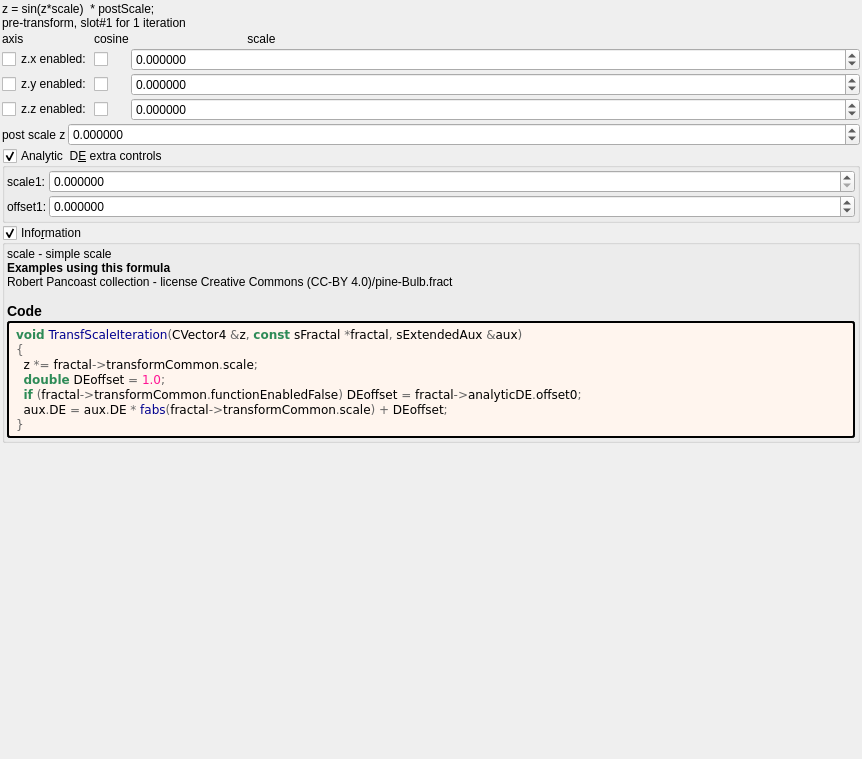
Above: mandelbulber2/formula/ui/transf_sin_or_cos.ui from buddhi1980/mandelbulber2 before the change. Below: the same form after it.
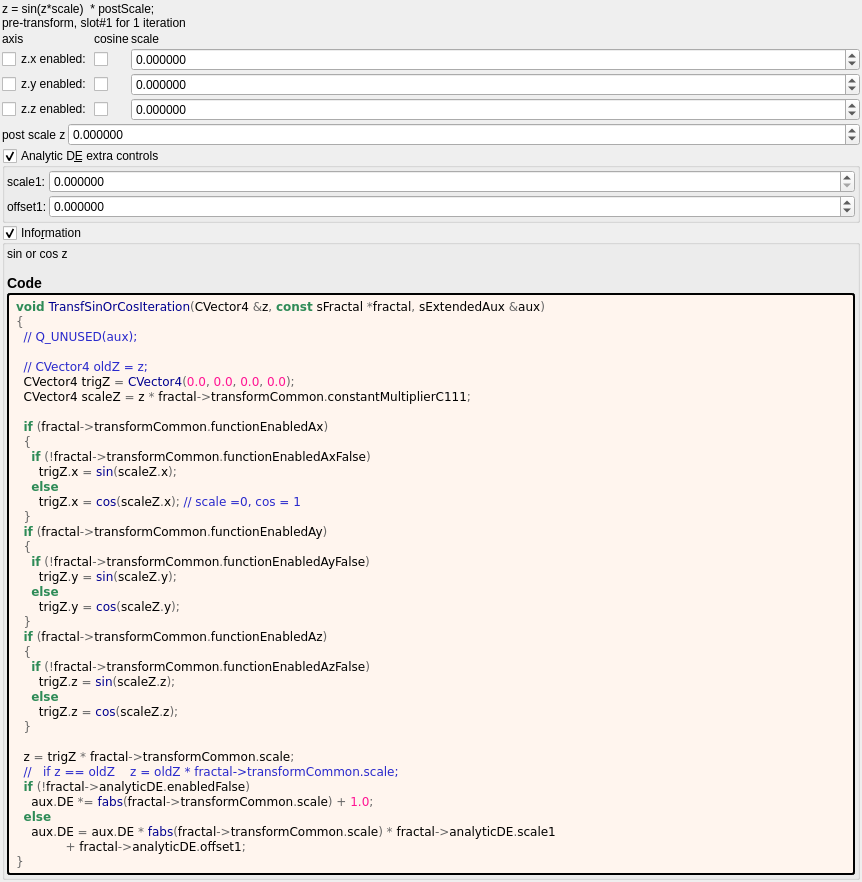
That is the form after the change. Custom widgets are drawn as their Qt base class.

Commit message: Corrected calculation of r in OpenCL ComputeFractal for scator formulas Applied PopulateUI populateUiInformation.php script to update .cl files

Patch:
```diff
--- a/mandelbulber2/formula/ui/transf_sin_or_cos.ui
+++ b/mandelbulber2/formula/ui/transf_sin_or_cos.ui
@@ -185,7 +185,7 @@
      <item row="0" column="2">
       <widget class="QLabel" name="label_124">
        <property name="text">
-        <string>                                   scale</string>
+        <string>scale</string>
        </property>
       </widget>
      </item>
@@ -239,7 +239,7 @@
       <string>&lt;html&gt;&lt;head/&gt;&lt;body&gt;&lt;p&gt;Adjusts the DE every time this slot is iterated.&lt;/p&gt;&lt;p&gt;The aim is to keep these parameters as low as possible.&lt;/p&gt;&lt;p&gt;High values improve the DE, but detail is lost.&lt;/p&gt;&lt;p&gt;Occasionally a negative Offset value is used. &lt;/p&gt;&lt;/body&gt;&lt;/html&gt;</string>
      </property>
      <property name="title">
-      <string>Analytic  D&amp;E extra controls</string>
+      <string>Analytic D&amp;E extra controls</string>
      </property>
      <property name="checkable">
       <bool>true</bool>
@@ -370,9 +370,9 @@
       <item>
        <widget class="QLabel" name="label_information_general">
         <property name="text">
-         <string notr="true">&lt;p&gt;scale - simple scale&lt;/p&gt;&lt;table&gt;
+         <string notr="true">&lt;p&gt;sin or cos z&lt;/p&gt;&lt;table&gt;
 &lt;/table&gt;
-&lt;br&gt;&lt;b&gt;Examples using this formula&lt;/b&gt;&lt;br&gt;Robert Pancoast collection - license Creative Commons (CC-BY 4.0)/pine-Bulb.fract&lt;h3&gt;Code&lt;/h3&gt;</string>
+&lt;h3&gt;Code&lt;/h3&gt;</string>
         </property>
         <property name="wordWrap">
          <bool>true</bool>
@@ -392,12 +392,43 @@
         </property>
         <property name="text">
          <string notr="true">&lt;body style=&quot;background-color:#fff5ee&quot;&gt;
-&lt;pre style=&quot;color:#000000; background-color:#fff5ee;  font-family:'Courier New',monospace;&quot;&gt;&lt;span style=&quot;color:#2e8b57; font-weight:bold&quot;&gt;void&lt;/span&gt; &lt;span style=&quot;color:#00008f&quot;&gt;TransfScaleIteration&lt;/span&gt;&lt;span style=&quot;color:#676767&quot;&gt;(&lt;/span&gt;CVector4 &lt;span style=&quot;color:#676767&quot;&gt;&amp;amp;&lt;/span&gt;z&lt;span style=&quot;color:#676767&quot;&gt;,&lt;/span&gt; &lt;span style=&quot;color:#2e8b57; font-weight:bold&quot;&gt;const&lt;/span&gt; sFractal &lt;span style=&quot;color:#676767&quot;&gt;*&lt;/span&gt;fractal&lt;span style=&quot;color:#676767&quot;&gt;,&lt;/span&gt; sExtendedAux &lt;span style=&quot;color:#676767&quot;&gt;&amp;amp;&lt;/span&gt;aux&lt;span style=&quot;color:#676767&quot;&gt;)&lt;/span&gt;
+&lt;pre style=&quot;color:#000000; background-color:#fff5ee;  font-family:'Courier New',monospace;&quot;&gt;&lt;span style=&quot;color:#2e8b57; font-weight:bold&quot;&gt;void&lt;/span&gt; &lt;span style=&quot;color:#00008f&quot;&gt;TransfSinOrCosIteration&lt;/span&gt;&lt;span style=&quot;color:#676767&quot;&gt;(&lt;/span&gt;CVector4 &lt;span style=&quot;color:#676767&quot;&gt;&amp;amp;&lt;/span&gt;z&lt;span style=&quot;color:#676767&quot;&gt;,&lt;/span&gt; &lt;span style=&quot;color:#2e8b57; font-weight:bold&quot;&gt;const&lt;/span&gt; sFractal &lt;span style=&quot;color:#676767&quot;&gt;*&lt;/span&gt;fractal&lt;span style=&quot;color:#676767&quot;&gt;,&lt;/span&gt; sExtendedAux &lt;span style=&quot;color:#676767&quot;&gt;&amp;amp;&lt;/span&gt;aux&lt;span style=&quot;color:#676767&quot;&gt;)&lt;/span&gt;
 &lt;span style=&quot;color:#676767&quot;&gt;{&lt;/span&gt;
-  z &lt;span style=&quot;color:#676767&quot;&gt;*=&lt;/span&gt; fractal&lt;span style=&quot;color:#676767&quot;&gt;-&amp;gt;&lt;/span&gt;transformCommon&lt;span style=&quot;color:#676767&quot;&gt;.&lt;/span&gt;scale&lt;span style=&quot;color:#676767&quot;&gt;;&lt;/span&gt;
-  &lt;span style=&quot;color:#2e8b57; font-weight:bold&quot;&gt;double&lt;/span&gt; DEoffset &lt;span style=&quot;color:#676767&quot;&gt;=&lt;/span&gt; &lt;span style=&quot;color:#ff1493&quot;&gt;1.0&lt;/span&gt;&lt;span style=&quot;color:#676767&quot;&gt;;&lt;/span&gt;
-  &lt;span style=&quot;color:#2e8b57; font-weight:bold&quot;&gt;if&lt;/span&gt; &lt;span style=&quot;color:#676767&quot;&gt;(&lt;/span&gt;fractal&lt;span style=&quot;color:#676767&quot;&gt;-&amp;gt;&lt;/span&gt;transformCommon&lt;span style=&quot;color:#676767&quot;&gt;.&lt;/span&gt;functionEnabledFalse&lt;span style=&quot;color:#676767&quot;&gt;)&lt;/span&gt; DEoffset &lt;span style=&quot;color:#676767&quot;&gt;=&lt;/span&gt; fractal&lt;span style=&quot;color:#676767&quot;&gt;-&amp;gt;&lt;/span&gt;analyticDE&lt;span style=&quot;color:#676767&quot;&gt;.&lt;/span&gt;offset0&lt;span style=&quot;color:#676767&quot;&gt;;&lt;/span&gt;
-  aux&lt;span style=&quot;color:#676767&quot;&gt;.&lt;/span&gt;DE &lt;span style=&quot;color:#676767&quot;&gt;=&lt;/span&gt; aux&lt;span style=&quot;color:#676767&quot;&gt;.&lt;/span&gt;DE &lt;span style=&quot;color:#676767&quot;&gt;*&lt;/span&gt; &lt;span style=&quot;color:#00008f&quot;&gt;fabs&lt;/span&gt;&lt;span style=&quot;color:#676767&quot;&gt;(&lt;/span&gt;fractal&lt;span style=&quot;color:#676767&quot;&gt;-&amp;gt;&lt;/span&gt;transformCommon&lt;span style=&quot;color:#676767&quot;&gt;.&lt;/span&gt;scale&lt;span style=&quot;color:#676767&quot;&gt;) +&lt;/span&gt; DEoffset&lt;span style=&quot;color:#676767&quot;&gt;;&lt;/span&gt;
+  &lt;span style=&quot;color:#2929cc&quot;&gt;// Q_UNUSED(aux);&lt;/span&gt;
+
+  &lt;span style=&quot;color:#2929cc&quot;&gt;// CVector4 oldZ = z;&lt;/span&gt;
+  CVector4 trigZ &lt;span style=&quot;color:#676767&quot;&gt;=&lt;/span&gt; &lt;span style=&quot;color:#00008f&quot;&gt;CVector4&lt;/span&gt;&lt;span style=&quot;color:#676767&quot;&gt;(&lt;/span&gt;&lt;span style=&quot;color:#ff1493&quot;&gt;0.0&lt;/span&gt;&lt;span style=&quot;color:#676767&quot;&gt;,&lt;/span&gt; &lt;span style=&quot;color:#ff1493&quot;&gt;0.0&lt;/span&gt;&lt;span style=&quot;color:#676767&quot;&gt;,&lt;/span&gt; &lt;span style=&quot;color:#ff1493&quot;&gt;0.0&lt;/span&gt;&lt;span style=&quot;color:#676767&quot;&gt;,&lt;/span&gt; &lt;span style=&quot;color:#ff1493&quot;&gt;0.0&lt;/span&gt;&lt;span style=&quot;color:#676767&quot;&gt;);&lt;/span&gt;
+  CVector4 scaleZ &lt;span style=&quot;color:#676767&quot;&gt;=&lt;/span&gt; z &lt;span style=&quot;color:#676767&quot;&gt;*&lt;/span&gt; fractal&lt;span style=&quot;color:#676767&quot;&gt;-&amp;gt;&lt;/span&gt;transformCommon&lt;span style=&quot;color:#676767&quot;&gt;.&lt;/span&gt;constantMultiplierC111&lt;span style=&quot;color:#676767&quot;&gt;;&lt;/span&gt;
+
+  &lt;span style=&quot;color:#2e8b57; font-weight:bold&quot;&gt;if&lt;/span&gt; &lt;span style=&quot;color:#676767&quot;&gt;(&lt;/span&gt;fractal&lt;span style=&quot;color:#676767&quot;&gt;-&amp;gt;&lt;/span&gt;transformCommon&lt;span style=&quot;color:#676767&quot;&gt;.&lt;/span&gt;functionEnabledAx&lt;span style=&quot;color:#676767&quot;&gt;)&lt;/span&gt;
+  &lt;span style=&quot;color:#676767&quot;&gt;{&lt;/span&gt;
+    &lt;span style=&quot;color:#2e8b57; font-weight:bold&quot;&gt;if&lt;/span&gt; &lt;span style=&quot;color:#676767&quot;&gt;(!&lt;/span&gt;fractal&lt;span style=&quot;color:#676767&quot;&gt;-&amp;gt;&lt;/span&gt;transformCommon&lt;span style=&quot;color:#676767&quot;&gt;.&lt;/span&gt;functionEnabledAxFalse&lt;span style=&quot;color:#676767&quot;&gt;)&lt;/span&gt;
+      trigZ&lt;span style=&quot;color:#676767&quot;&gt;.&lt;/span&gt;x &lt;span style=&quot;color:#676767&quot;&gt;=&lt;/span&gt; &lt;span style=&quot;color:#00008f&quot;&gt;sin&lt;/span&gt;&lt;span style=&quot;color:#676767&quot;&gt;(&lt;/span&gt;scaleZ&lt;span style=&quot;color:#676767&quot;&gt;.&lt;/span&gt;x&lt;span style=&quot;color:#676767&quot;&gt;);&lt;/span&gt;
+    &lt;span style=&quot;color:#2e8b57; font-weight:bold&quot;&gt;else&lt;/span&gt;
+      trigZ&lt;span style=&quot;color:#676767&quot;&gt;.&lt;/span&gt;x &lt;span style=&quot;color:#676767&quot;&gt;=&lt;/span&gt; &lt;span style=&quot;color:#00008f&quot;&gt;cos&lt;/span&gt;&lt;span style=&quot;color:#676767&quot;&gt;(&lt;/span&gt;scaleZ&lt;span style=&quot;color:#676767&quot;&gt;.&lt;/span&gt;x&lt;span style=&quot;color:#676767&quot;&gt;);&lt;/span&gt; &lt;span style=&quot;color:#2929cc&quot;&gt;// scale =0, cos = 1&lt;/span&gt;
+  &lt;span style=&quot;color:#676767&quot;&gt;}&lt;/span&gt;
+  &lt;span style=&quot;color:#2e8b57; font-weight:bold&quot;&gt;if&lt;/span&gt; &lt;span style=&quot;color:#676767&quot;&gt;(&lt;/span&gt;fractal&lt;span style=&quot;color:#676767&quot;&gt;-&amp;gt;&lt;/span&gt;transformCommon&lt;span style=&quot;color:#676767&quot;&gt;.&lt;/span&gt;functionEnabledAy&lt;span style=&quot;color:#676767&quot;&gt;)&lt;/span&gt;
+  &lt;span style=&quot;color:#676767&quot;&gt;{&lt;/span&gt;
+    &lt;span style=&quot;color:#2e8b57; font-weight:bold&quot;&gt;if&lt;/span&gt; &lt;span style=&quot;color:#676767&quot;&gt;(!&lt;/span&gt;fractal&lt;span style=&quot;color:#676767&quot;&gt;-&amp;gt;&lt;/span&gt;transformCommon&lt;span style=&quot;color:#676767&quot;&gt;.&lt;/span&gt;functionEnabledAyFalse&lt;span style=&quot;color:#676767&quot;&gt;)&lt;/span&gt;
+      trigZ&lt;span style=&quot;color:#676767&quot;&gt;.&lt;/span&gt;y &lt;span style=&quot;color:#676767&quot;&gt;=&lt;/span&gt; &lt;span style=&quot;color:#00008f&quot;&gt;sin&lt;/span&gt;&lt;span style=&quot;color:#676767&quot;&gt;(&lt;/span&gt;scaleZ&lt;span style=&quot;color:#676767&quot;&gt;.&lt;/span&gt;y&lt;span style=&quot;color:#676767&quot;&gt;);&lt;/span&gt;
+    &lt;span style=&quot;color:#2e8b57; font-weight:bold&quot;&gt;else&lt;/span&gt;
+      trigZ&lt;span style=&quot;color:#676767&quot;&gt;.&lt;/span&gt;y &lt;span style=&quot;color:#676767&quot;&gt;=&lt;/span&gt; &lt;span style=&quot;color:#00008f&quot;&gt;cos&lt;/span&gt;&lt;span style=&quot;color:#676767&quot;&gt;(&lt;/span&gt;scaleZ&lt;span style=&quot;color:#676767&quot;&gt;.&lt;/span&gt;y&lt;span style=&quot;color:#676767&quot;&gt;);&lt;/span&gt;
+  &lt;span style=&quot;color:#676767&quot;&gt;}&lt;/span&gt;
+  &lt;span style=&quot;color:#2e8b57; font-weight:bold&quot;&gt;if&lt;/span&gt; &lt;span style=&quot;color:#676767&quot;&gt;(&lt;/span&gt;fractal&lt;span style=&quot;color:#676767&quot;&gt;-&amp;gt;&lt;/span&gt;transformCommon&lt;span style=&quot;color:#676767&quot;&gt;.&lt;/span&gt;functionEnabledAz&lt;span style=&quot;color:#676767&quot;&gt;)&lt;/span&gt;
+  &lt;span style=&quot;color:#676767&quot;&gt;{&lt;/span&gt;
+    &lt;span style=&quot;color:#2e8b57; font-weight:bold&quot;&gt;if&lt;/span&gt; &lt;span style=&quot;color:#676767&quot;&gt;(!&lt;/span&gt;fractal&lt;span style=&quot;color:#676767&quot;&gt;-&amp;gt;&lt;/span&gt;transformCommon&lt;span style=&quot;color:#676767&quot;&gt;.&lt;/span&gt;functionEnabledAzFalse&lt;span style=&quot;color:#676767&quot;&gt;)&lt;/span&gt;
+      trigZ&lt;span style=&quot;color:#676767&quot;&gt;.&lt;/span&gt;z &lt;span style=&quot;color:#676767&quot;&gt;=&lt;/span&gt; &lt;span style=&quot;color:#00008f&quot;&gt;sin&lt;/span&gt;&lt;span style=&quot;color:#676767&quot;&gt;(&lt;/span&gt;scaleZ&lt;span style=&quot;color:#676767&quot;&gt;.&lt;/span&gt;z&lt;span style=&quot;color:#676767&quot;&gt;);&lt;/span&gt;
+    &lt;span style=&quot;color:#2e8b57; font-weight:bold&quot;&gt;else&lt;/span&gt;
+      trigZ&lt;span style=&quot;color:#676767&quot;&gt;.&lt;/span&gt;z &lt;span style=&quot;color:#676767&quot;&gt;=&lt;/span&gt; &lt;span style=&quot;color:#00008f&quot;&gt;cos&lt;/span&gt;&lt;span style=&quot;color:#676767&quot;&gt;(&lt;/span&gt;scaleZ&lt;span style=&quot;color:#676767&quot;&gt;.&lt;/span&gt;z&lt;span style=&quot;color:#676767&quot;&gt;);&lt;/span&gt;
+  &lt;span style=&quot;color:#676767&quot;&gt;}&lt;/span&gt;
+
+  z &lt;span style=&quot;color:#676767&quot;&gt;=&lt;/span&gt; trigZ &lt;span style=&quot;color:#676767&quot;&gt;*&lt;/span&gt; fractal&lt;span style=&quot;color:#676767&quot;&gt;-&amp;gt;&lt;/span&gt;transformCommon&lt;span style=&quot;color:#676767&quot;&gt;.&lt;/span&gt;scale&lt;span style=&quot;color:#676767&quot;&gt;;&lt;/span&gt;
+  &lt;span style=&quot;color:#2929cc&quot;&gt;//   if z == oldZ    z = oldZ * fractal-&amp;gt;transformCommon.scale;&lt;/span&gt;
+  &lt;span style=&quot;color:#2e8b57; font-weight:bold&quot;&gt;if&lt;/span&gt; &lt;span style=&quot;color:#676767&quot;&gt;(!&lt;/span&gt;fractal&lt;span style=&quot;color:#676767&quot;&gt;-&amp;gt;&lt;/span&gt;analyticDE&lt;span style=&quot;color:#676767&quot;&gt;.&lt;/span&gt;enabledFalse&lt;span style=&quot;color:#676767&quot;&gt;)&lt;/span&gt;
+    aux&lt;span style=&quot;color:#676767&quot;&gt;.&lt;/span&gt;DE &lt;span style=&quot;color:#676767&quot;&gt;*=&lt;/span&gt; &lt;span style=&quot;color:#00008f&quot;&gt;fabs&lt;/span&gt;&lt;span style=&quot;color:#676767&quot;&gt;(&lt;/span&gt;fractal&lt;span style=&quot;color:#676767&quot;&gt;-&amp;gt;&lt;/span&gt;transformCommon&lt;span style=&quot;color:#676767&quot;&gt;.&lt;/span&gt;scale&lt;span style=&quot;color:#676767&quot;&gt;) +&lt;/span&gt; &lt;span style=&quot;color:#ff1493&quot;&gt;1.0&lt;/span&gt;&lt;span style=&quot;color:#676767&quot;&gt;;&lt;/span&gt;
+  &lt;span style=&quot;color:#2e8b57; font-weight:bold&quot;&gt;else&lt;/span&gt;
+    aux&lt;span style=&quot;color:#676767&quot;&gt;.&lt;/span&gt;DE &lt;span style=&quot;color:#676767&quot;&gt;=&lt;/span&gt; aux&lt;span style=&quot;color:#676767&quot;&gt;.&lt;/span&gt;DE &lt;span style=&quot;color:#676767&quot;&gt;*&lt;/span&gt; &lt;span style=&quot;color:#00008f&quot;&gt;fabs&lt;/span&gt;&lt;span style=&quot;color:#676767&quot;&gt;(&lt;/span&gt;fractal&lt;span style=&quot;color:#676767&quot;&gt;-&amp;gt;&lt;/span&gt;transformCommon&lt;span style=&quot;color:#676767&quot;&gt;.&lt;/span&gt;scale&lt;span style=&quot;color:#676767&quot;&gt;) *&lt;/span&gt; fractal&lt;span style=&quot;color:#676767&quot;&gt;-&amp;gt;&lt;/span&gt;analyticDE&lt;span style=&quot;color:#676767&quot;&gt;.&lt;/span&gt;scale1
+             &lt;span style=&quot;color:#676767&quot;&gt;+&lt;/span&gt; fractal&lt;span style=&quot;color:#676767&quot;&gt;-&amp;gt;&lt;/span&gt;analyticDE&lt;span style=&quot;color:#676767&quot;&gt;.&lt;/span&gt;offset1&lt;span style=&quot;color:#676767&quot;&gt;;&lt;/span&gt;
 &lt;span style=&quot;color:#676767&quot;&gt;}&lt;/span&gt;
 &lt;/pre&gt;
 &lt;/body&gt;</string>
```
Left out of the diff: 6 changed lines with no effect on the pictures. The commit also changes 44 other files.
